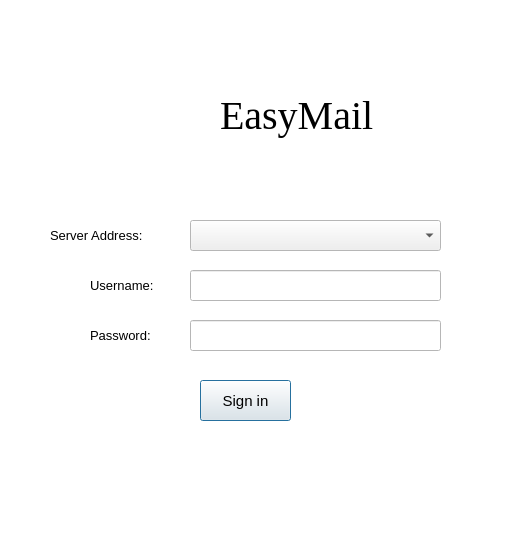
Before: the Qt Designer form SigninWindow.ui in Qingzheng-Wang/EasyMail, drawn with Qt 5.
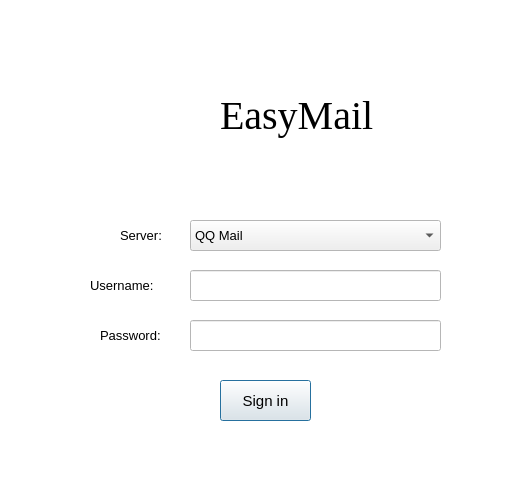
After: the same form once the commit is applied. Icons and pictures are not drawn.

Commit message: Complete the design of ui

```diff
--- a/SigninWindow.ui
+++ b/SigninWindow.ui
@@ -6,10 +6,22 @@
    <rect>
     <x>0</x>
     <y>0</y>
-    <width>521</width>
-    <height>533</height>
+    <width>514</width>
+    <height>496</height>
    </rect>
   </property>
+  <property name="minimumSize">
+   <size>
+    <width>514</width>
+    <height>496</height>
+   </size>
+  </property>
+  <property name="maximumSize">
+   <size>
+    <width>514</width>
+    <height>496</height>
+   </size>
+  </property>
   <property name="palette">
    <palette>
     <active>
@@ -89,9 +101,9 @@
   <widget class="QLabel" name="labelServerAddress">
    <property name="geometry">
     <rect>
-     <x>50</x>
+     <x>120</x>
      <y>220</y>
-     <width>131</width>
+     <width>61</width>
      <height>31</height>
     </rect>
    </property>
@@ -104,7 +116,7 @@
     </font>
    </property>
    <property name="text">
-    <string>Server Address:</string>
+    <string>Server:</string>
    </property>
   </widget>
   <widget class="QLabel" name="labelUsername">
@@ -150,9 +162,9 @@
   <widget class="QLabel" name="labelPassword">
    <property name="geometry">
     <rect>
-     <x>90</x>
+     <x>100</x>
      <y>320</y>
-     <width>91</width>
+     <width>81</width>
      <height>31</height>
     </rect>
    </property>
@@ -190,7 +202,7 @@
   <widget class="QPushButton" name="pushButtonSignin">
    <property name="geometry">
     <rect>
-     <x>200</x>
+     <x>220</x>
      <y>380</y>
      <width>91</width>
      <height>41</height>
@@ -252,6 +264,26 @@
      <height>31</height>
     </rect>
    </property>
+   <item>
+    <property name="text">
+     <string>QQ Mail</string>
+    </property>
+   </item>
+   <item>
+    <property name="text">
+     <string>WHU E-Mail</string>
+    </property>
+   </item>
+   <item>
+    <property name="text">
+     <string>163 Mail</string>
+    </property>
+   </item>
+   <item>
+    <property name="text">
+     <string>Gmail</string>
+    </property>
+   </item>
   </widget>
  </widget>
  <resources/>
```
Left out of the diff: 6 changed lines with no effect on the pictures. The commit also changes 4 other files.
